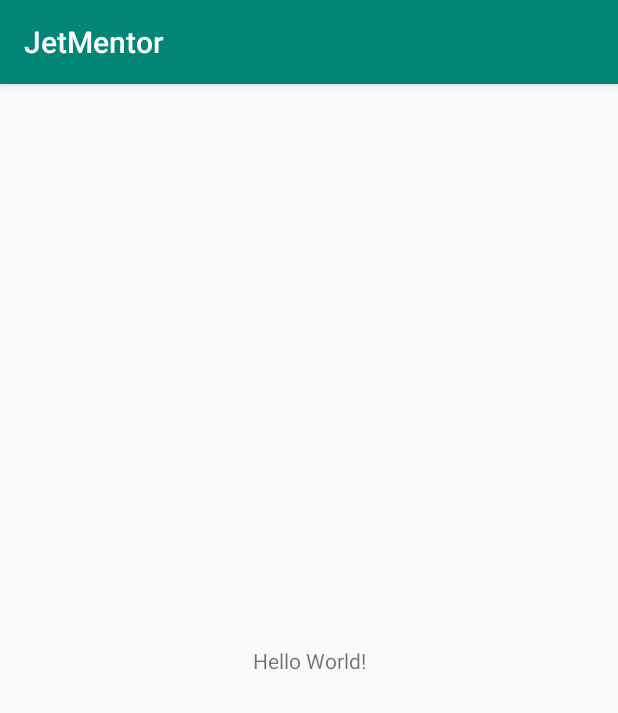
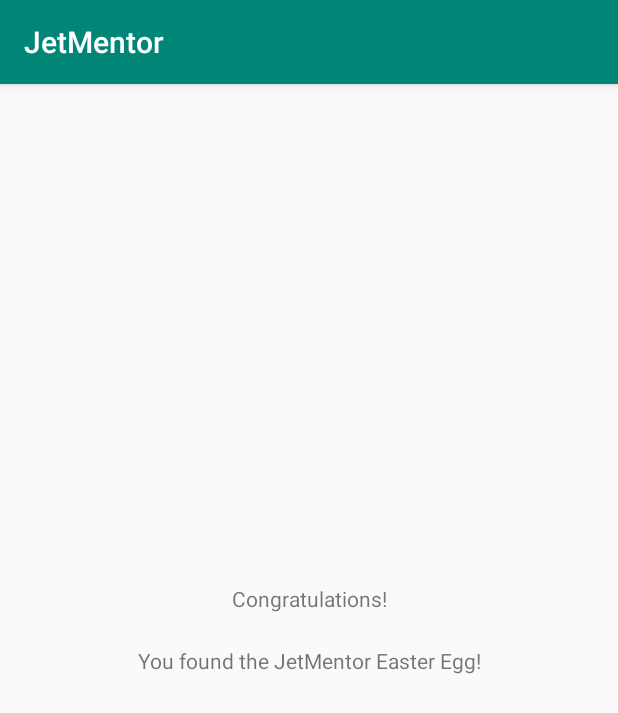
Before and after one commit to nickhaeff/JetMentor, an Android app: the MainActivity screen opened directly, with no data from a screen before it, on a phone screen of 412 x 824 dp. Shown: the top 713 px of the screen. Run offline under Robolectric (Android 15) with nearby library versions, the phone set to English and light mode, and no system bars.

Commit message:
Presentation adjustments

```diff
--- a/app/src/main/java/com/example/jetmentor/ui/dashboard/DashboardViewModel.java
+++ b/app/src/main/java/com/example/jetmentor/ui/dashboard/DashboardViewModel.java
@@ -10,7 +10,7 @@ public class DashboardViewModel extends ViewModel {
 
     public DashboardViewModel() {
         mText = new MutableLiveData<>();
-        mText.setValue("This is dashboard fragment");
+        mText.setValue("This is Chat fragment");
     }
 
     public LiveData<String> getText() {
--- a/app/src/main/java/com/example/jetmentor/ui/home/HomeViewModel.java
+++ b/app/src/main/java/com/example/jetmentor/ui/home/HomeViewModel.java
@@ -10,7 +10,7 @@ public class HomeViewModel extends ViewModel {
 
     public HomeViewModel() {
         mText = new MutableLiveData<>();
-        mText.setValue("This is home fragment");
+        mText.setValue("This is Forum fragment");
     }
 
     public LiveData<String> getText() {
--- a/app/src/main/java/com/example/jetmentor/ui/notifications/NotificationsViewModel.java
+++ b/app/src/main/java/com/example/jetmentor/ui/notifications/NotificationsViewModel.java
@@ -10,7 +10,7 @@ public class NotificationsViewModel extends ViewModel {
 
     public NotificationsViewModel() {
         mText = new MutableLiveData<>();
-        mText.setValue("This is notifications fragment");
+        mText.setValue("This is Current Mentors fragment");
     }
 
     public LiveData<String> getText() {
--- a/app/src/main/res/layout/activity_main.xml
+++ b/app/src/main/res/layout/activity_main.xml
@@ -8,12 +8,23 @@
     tools:context=".MainActivity">
 
     <TextView
+        android:id="@+id/textView2"
         android:layout_width="wrap_content"
         android:layout_height="wrap_content"
-        android:text="Hello World!"
+        android:text="You found the JetMentor Easter Egg!"
         app:layout_constraintBottom_toBottomOf="parent"
         app:layout_constraintLeft_toLeftOf="parent"
         app:layout_constraintRight_toRightOf="parent"
         app:layout_constraintTop_toTopOf="parent" />
 
+    <TextView
+        android:id="@+id/textView"
+        android:layout_width="wrap_content"
+        android:layout_height="wrap_content"
+        android:layout_marginBottom="22dp"
+        android:text="Congratulations!"
+        app:layout_constraintBottom_toTopOf="@+id/textView2"
+        app:layout_constraintEnd_toEndOf="parent"
+        app:layout_constraintStart_toStartOf="parent" />
+
 </androidx.constraintlayout.widget.ConstraintLayout>
```
